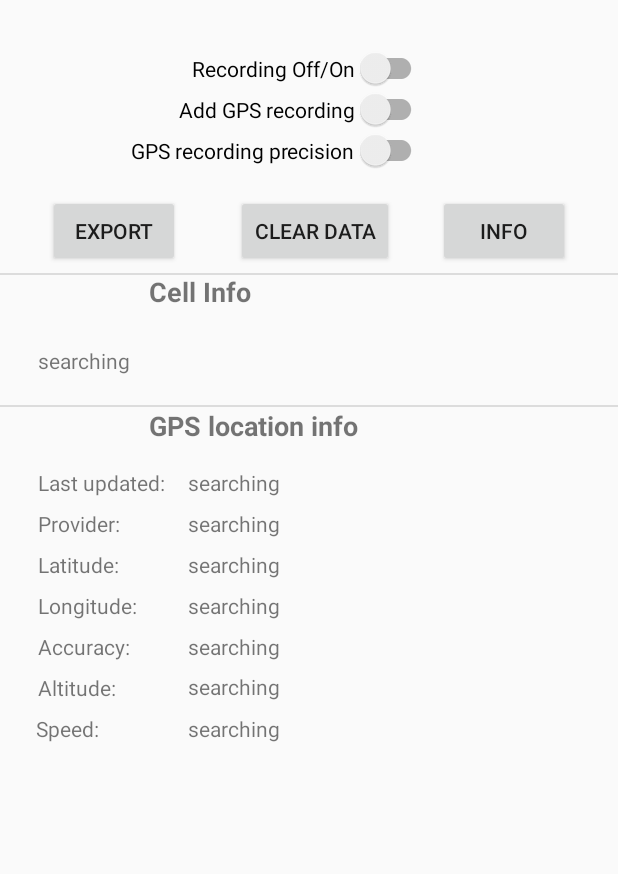
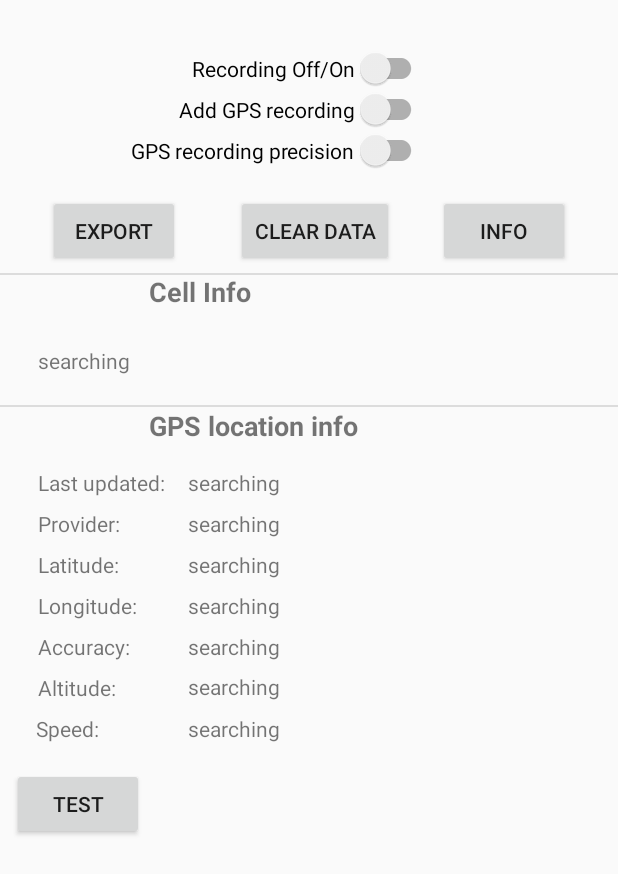
Before and after one commit to NetherlandsForensicInstitute/cellscanner, an Android app: the layout activity_main.xml on its own in the app's theme, with its tools: preview values and no code run, on a phone screen of 412 x 824 dp. Shown: the top 874 px of the screen. Run offline under Robolectric (Android 15) with nearby library versions, the phone set to English and light mode, and no system bars.

Commit message:
test btn

```diff
--- a/app/src/main/res/layout/activity_main.xml
+++ b/app/src/main/res/layout/activity_main.xml
@@ -265,4 +265,15 @@
             app:layout_constraintTop_toTopOf="@+id/lblGPSSpeed"
             app:layout_constraintVertical_bias="0.0" />
 
+        <Button
+            android:id="@+id/button"
+            android:layout_width="wrap_content"
+            android:layout_height="wrap_content"
+            android:layout_marginStart="8dp"
+            android:layout_marginTop="512dp"
+            android:onClick="exportTest"
+            android:text="test"
+            app:layout_constraintStart_toStartOf="parent"
+            app:layout_constraintTop_toTopOf="parent" />
+
 </androidx.constraintlayout.widget.ConstraintLayout>
```
